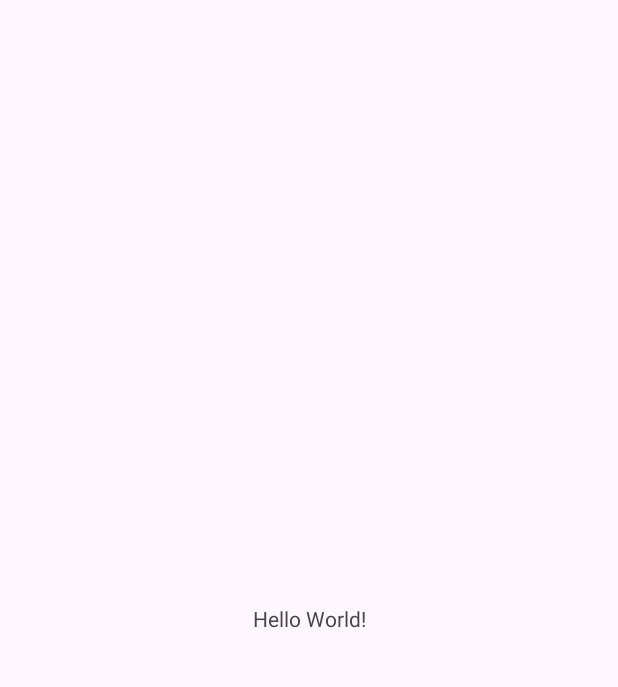
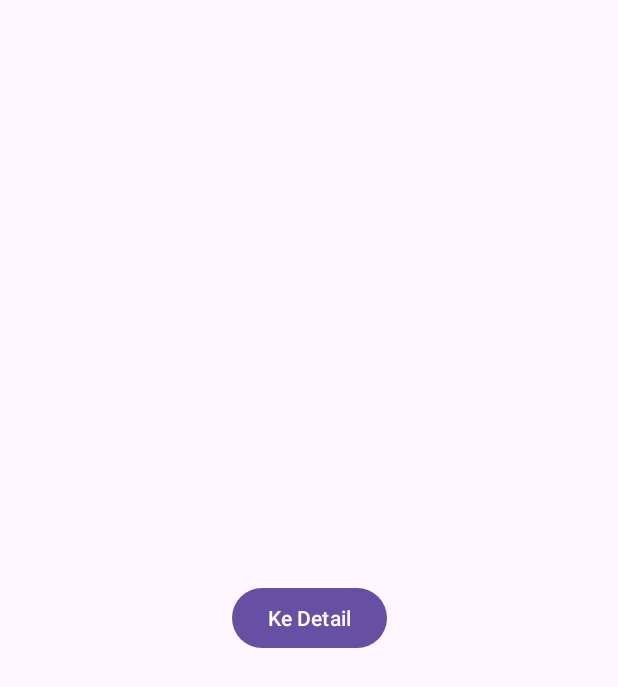
Before and after one commit to Bersama-Team/MariNugas, an Android app: the screen it shows after launch (MainActivity), on a phone screen of 412 x 824 dp. Before the commit the part shown is almost empty. Shown: the top 687 px of the screen. Run offline under Robolectric (Android 15) with nearby library versions, the phone set to English and light mode, and no system bars.

Commit message:
buat button pilih tanggal dan pilih jam untuk halaman detail_tugas -Putrija

```diff
--- a/app/build.gradle.kts
+++ b/app/build.gradle.kts
@@ -5,7 +5,7 @@ plugins {
 
 android {
     namespace = "com.example.marinugas"
-    compileSdk = 33
+    compileSdk = 34
 
     defaultConfig {
         applicationId = "com.example.marinugas"
--- a/app/src/main/java/com/example/marinugas/MainActivity.kt
+++ b/app/src/main/java/com/example/marinugas/MainActivity.kt
@@ -1,11 +1,18 @@
 package com.example.marinugas
 
+import android.content.Intent
 import androidx.appcompat.app.AppCompatActivity
 import android.os.Bundle
+import android.widget.Button
 
 class MainActivity : AppCompatActivity() {
     override fun onCreate(savedInstanceState: Bundle?) {
         super.onCreate(savedInstanceState)
         setContentView(R.layout.activity_main)
+
+        val btn_detail = findViewById<Button>(R.id.btn_detail)
+        btn_detail.setOnClickListener {
+            startActivity(Intent(this@MainActivity, detail_tugas::class.java))
+        }
     }
 }
--- a/app/src/main/res/layout/activity_main.xml
+++ b/app/src/main/res/layout/activity_main.xml
@@ -6,13 +6,15 @@
     android:layout_height="match_parent"
     tools:context=".MainActivity">
 
-    <TextView
+    <Button
+        android:id="@+id/btn_detail"
         android:layout_width="wrap_content"
         android:layout_height="wrap_content"
-        android:text="Hello World!"
+        android:text="Ke Detail"
         app:layout_constraintBottom_toBottomOf="parent"
         app:layout_constraintEnd_toEndOf="parent"
         app:layout_constraintStart_toStartOf="parent"
-        app:layout_constraintTop_toTopOf="parent" />
+        app:layout_constraintTop_toTopOf="parent"
+        tools:ignore="MissingConstraints" />
 
 </androidx.constraintlayout.widget.ConstraintLayout>
```
Also changed, not shown: app/src/main/AndroidManifest.xml (+9 -0 lines).
